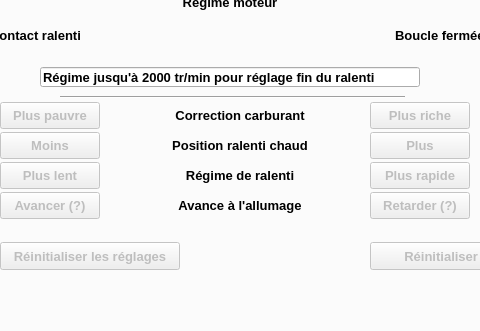
Before: the Qt Designer form mainwindow.ui in mini56/Mems-scan-fr, drawn with Qt 5; both pictures show x 272 to 752 and y 359 to 690 of the 1300 by 690 pixel window.
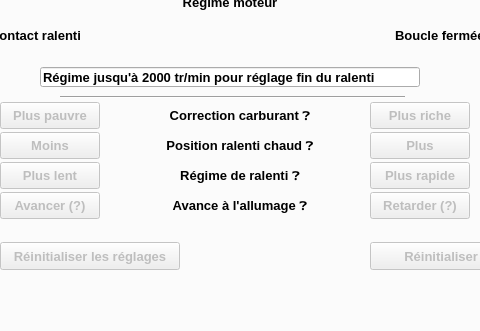
After: the same form once the commit is applied. The open tabs and pages were chosen to show the change. Custom widgets are drawn as their Qt base class.

Patch:
```diff
--- a/mainwindow.ui
+++ b/mainwindow.ui
@@ -1193,7 +1193,7 @@
        </rect>
       </property>
       <property name="text">
-       <string>Régime de ralenti</string>
+       <string>Régime de ralenti ❓</string>
       </property>
         <property name="alignment">
        <set>Qt::AlignCenter</set>
@@ -1212,7 +1212,7 @@
        </rect>
       </property>
       <property name="text">
-       <string>Correction carburant</string>
+       <string>Correction carburant ❓</string>
       </property>
         <property name="alignment">
        <set>Qt::AlignCenter</set>
@@ -1231,7 +1231,7 @@
        </rect>
       </property>
       <property name="text">
-       <string>Position ralenti chaud</string>
+       <string>Position ralenti chaud ❓</string>
       </property>
         <property name="alignment">
        <set>Qt::AlignCenter</set>
@@ -1250,7 +1250,7 @@
        </rect>
       </property>
       <property name="text">
-       <string>Avance à l'allumage</string>
+       <string>Avance à l'allumage ❓</string>
       </property>
         <property name="alignment">
        <set>Qt::AlignCenter</set>
```
